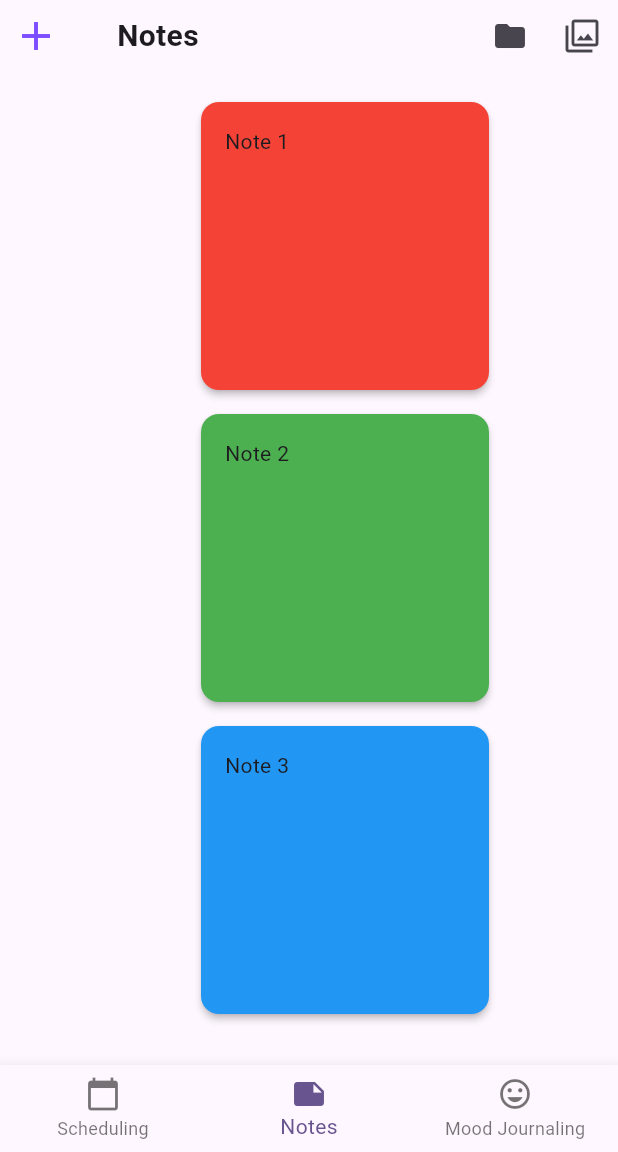
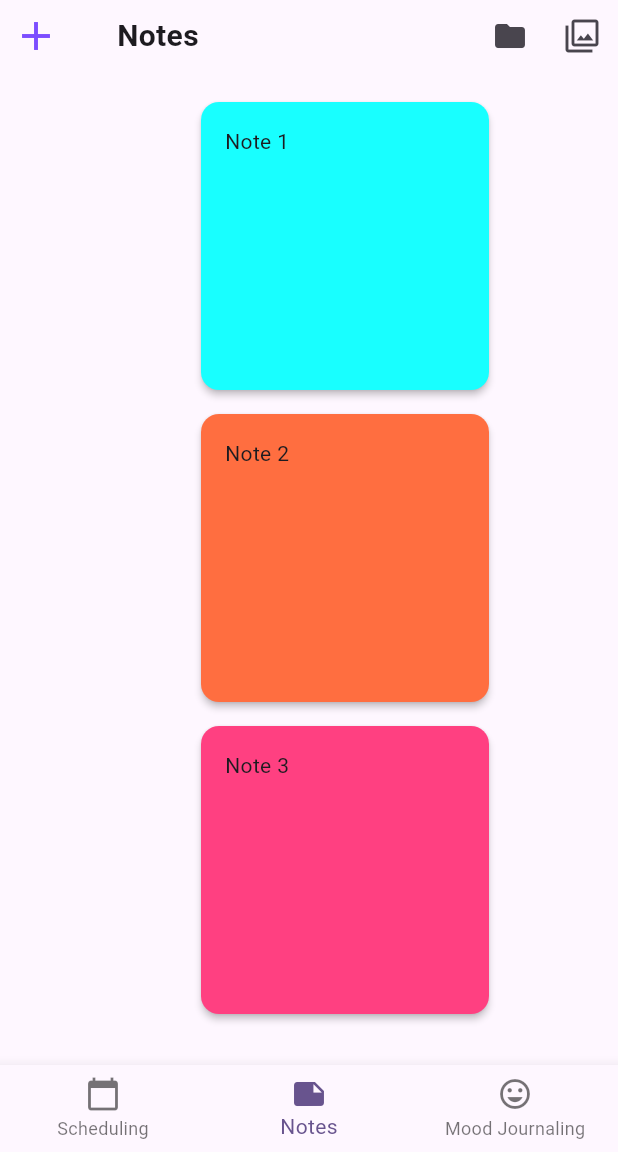
Before and after one commit to Learnathon-By-Geeky-Solutions/powerpuff-girls, a Flutter app: the screen it shows after launch, on a phone screen of 412 x 824 dp, the part 84-1236 px from its top. Run offline on Flutter 3.47's test engine with Material 3 defaults, Android fonts, the phone set to English and light mode, and no system bars.

```diff
--- a/quick_quill/lib/main.dart
+++ b/quick_quill/lib/main.dart
@@ -3,9 +3,16 @@ import 'package:quick_quill/log_in.dart';
 import 'package:quick_quill/noteMain.dart';
 import 'package:quick_quill/sign_up.dart';
 
+import 'mainScreen.dart';
+import 'noteDetails.dart';
+
 void main() {
-  runApp(const MyApp());
+  runApp(
+    const MyApp(),
+  );
 }
+
+
 
 class MyApp extends StatelessWidget {
   const MyApp({super.key});
@@ -18,65 +25,19 @@ class MyApp extends StatelessWidget {
       title: 'Quick Quill',
       theme: ThemeData(
         colorScheme: ColorScheme.fromSeed(seedColor: Colors.deepPurple),
-        useMaterial3: true,
-      ),
-      home: MainScreen(),
+        useMaterial3: true,),
+
+
+        initialRoute: '/main_screen',
+        routes: {
+          '/': (context) => LogInPage(),
+          '/sign_up': (context) => SignUpPage(),
+          '/note_main': (context) => NoteMain(),
+          '/main_screen': (context) => MainScreen(),
+          '/scheduling_page': (context) => SchedulingPage(),
+          '/mood_journaling_page': (context) => MoodJournalingPage(),
+          '/note_detail_page': (context) => NoteDetailPage(),
+        }
     );
   }
 }
-
-class MainScreen extends StatefulWidget{
-  const MainScreen({Key?key}):super(key:key);
-
-  @override
-  State<MainScreen> createState() => _MainScreenState();
-}
-
-class _MainScreenState extends State<MainScreen>{
-  int _currentIndex=1;
-  final List<Widget> _pages=[
-    SchedulingPage(),
-    NoteMain(),
-    MoodJournalingPage(),
-  ];
-
-  @override
-  Widget build(BuildContext context) {
-    return Scaffold(
-      appBar: AppBar(
-        backgroundColor: Colors.amberAccent,
-        leading: const Icon(Icons.edit),
-        title: const Text('Quick Quill',
-          style: TextStyle(
-            color: Colors.black,
-            fontSize: 20,
-            fontWeight: FontWeight.bold,
-          ),
-
-        ),
-        actions: [
-          IconButton(onPressed: (){}, icon: Icon(Icons.account_circle),),
-        ],
-      ),
-      body: IndexedStack(index: _currentIndex, children: _pages),
-      bottomNavigationBar: BottomNavigationBar(
-        currentIndex: _currentIndex,
-        onTap: (index) => setState(() => _currentIndex = index),
-        items: [
-          BottomNavigationBarItem(
-            icon: Icon(Icons.calendar_today),
-            label: 'Scheduling',
-          ),
-          BottomNavigationBarItem(
-            icon: Icon(Icons.note),
-            label: 'Notes',
-          ),
-          BottomNavigationBarItem(
-            icon: Icon(Icons.mood),
-            label: 'Mood Journaling',
-          ),
-        ],
-      ),
-    );
-  }
-}
--- /dev/null
+++ b/quick_quill/lib/mainScreen.dart
@@ -0,0 +1,59 @@
+import 'package:flutter/material.dart';
+
+import 'noteMain.dart';
+
+class MainScreen extends StatefulWidget{
+  const MainScreen({Key?key}):super(key:key);
+
+  @override
+  State<MainScreen> createState() => _MainScreenState();
+}
+
+class _MainScreenState extends State<MainScreen>{
+  int _currentIndex=1;
+  final List<Widget> _pages=[
+    SchedulingPage(),
+    NoteMain(),
+    MoodJournalingPage(),
+  ];
+
+  @override
+  Widget build(BuildContext context) {
+    return Scaffold(
+      appBar: AppBar(
+        backgroundColor: Colors.amberAccent,
+        leading: const Icon(Icons.edit),
+        title: const Text('Quick Quill',
+          style: TextStyle(
+            color: Colors.black,
+            fontSize: 20,
+            fontWeight: FontWeight.bold,
+          ),
+
+        ),
+        actions: [
+          IconButton(onPressed: (){}, icon: Icon(Icons.account_circle),),
+        ],
+      ),
+      body: IndexedStack(index: _currentIndex, children: _pages),
+      bottomNavigationBar: BottomNavigationBar(
+        currentIndex: _currentIndex,
+        onTap: (index) => setState(() => _currentIndex = index),
+        items: [
+          BottomNavigationBarItem(
+            icon: Icon(Icons.calendar_today),
+            label: 'Scheduling',
+          ),
+          BottomNavigationBarItem(
+            icon: Icon(Icons.note),
+            label: 'Notes',
+          ),
+          BottomNavigationBarItem(
+            icon: Icon(Icons.mood),
+            label: 'Mood Journaling',
+          ),
+        ],
+      ),
+    );
+  }
+}
--- a/quick_quill/lib/noteMain.dart
+++ b/quick_quill/lib/noteMain.dart
@@ -17,17 +17,17 @@ class NoteMain extends StatefulWidget {
 class _NoteMainState extends State<NoteMain> {
   bool _showColorOptions = false;
   final List<Color> _noteColors = [
-    Colors.red,
-    Colors.green,
-    Colors.blue,
-    Colors.yellow,
-    Colors.purple,
+    Colors.pinkAccent,
+    Colors.deepOrangeAccent,
+    Colors.amberAccent,
+    Colors.cyanAccent,
+    Colors.purpleAccent,
     ];
   Color? _selectedColor;
   final List<Note> _notes = [
-    Note(content: 'Note 1', color: Colors.red),
-    Note(content: 'Note 2', color: Colors.green),
-    Note(content: 'Note 3', color: Colors.blue),
+    Note(content: 'Note 1', color: Colors.cyanAccent),
+    Note(content: 'Note 2', color: Colors.deepOrangeAccent),
+    Note(content: 'Note 3', color: Colors.pinkAccent),
   ];
   void _toggleColorOptions() {
     setState(() {
@@ -128,7 +128,13 @@ class _NoteMainState extends State<NoteMain> {
     spacing: 8,
     runSpacing: 8,
     children: _notes
-        .map((note)=> SizedBox(
+        .map((note)=> GestureDetector(
+    onTap: (){
+      Navigator.pushNamed(context, '/note_detail_page',
+    arguments: note,
+    );
+    },
+    child: SizedBox(
       width: 200,
       height: 200,
       child: Card(
@@ -139,14 +145,16 @@ class _NoteMainState extends State<NoteMain> {
           child: Text(note.content),
         ),
       ),
+        ),
     ))
         .toList(),
+    )
+
     ),
 
     ),
     )
 
-    ),
     ],
     ),
     ),
@@ -166,7 +174,9 @@ class SchedulingPage extends StatelessWidget {
   Widget build(BuildContext context) {
     return const Center(child: Text("SchedulingPage"));
   }
-}class MoodJournalingPage extends StatelessWidget {
+}
+
+class MoodJournalingPage extends StatelessWidget {
   const MoodJournalingPage({super.key});
 
   @override
```
Also changed, not shown: quick_quill/lib/noteDetails.dart (added, +129 -0 lines). Lines whose indentation alone changed are shown as unchanged.
